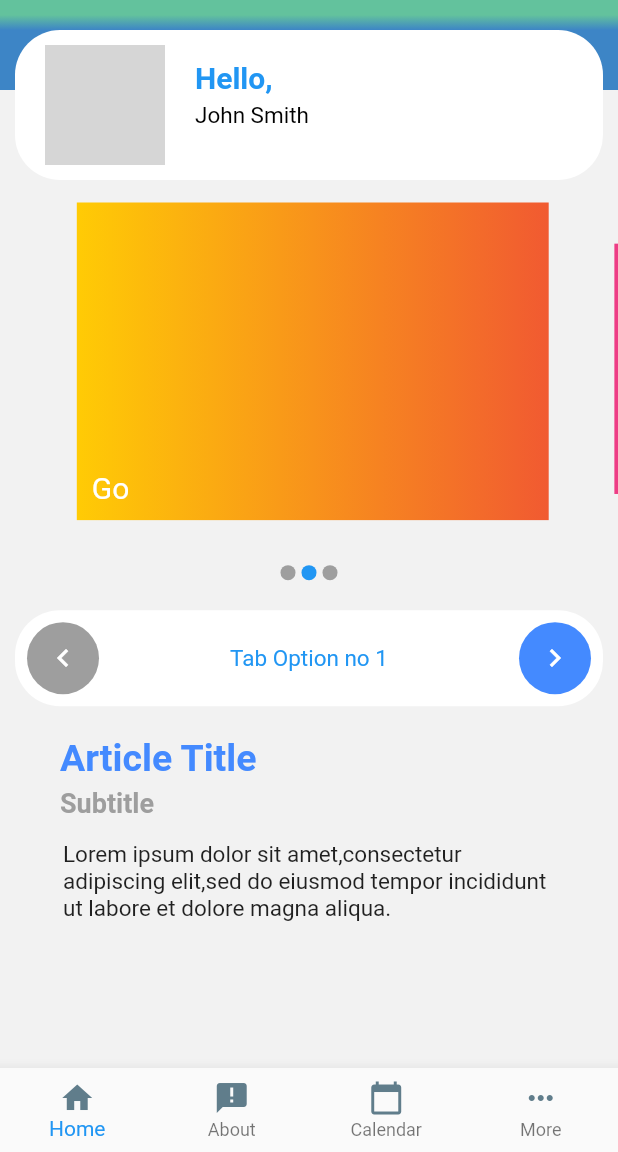
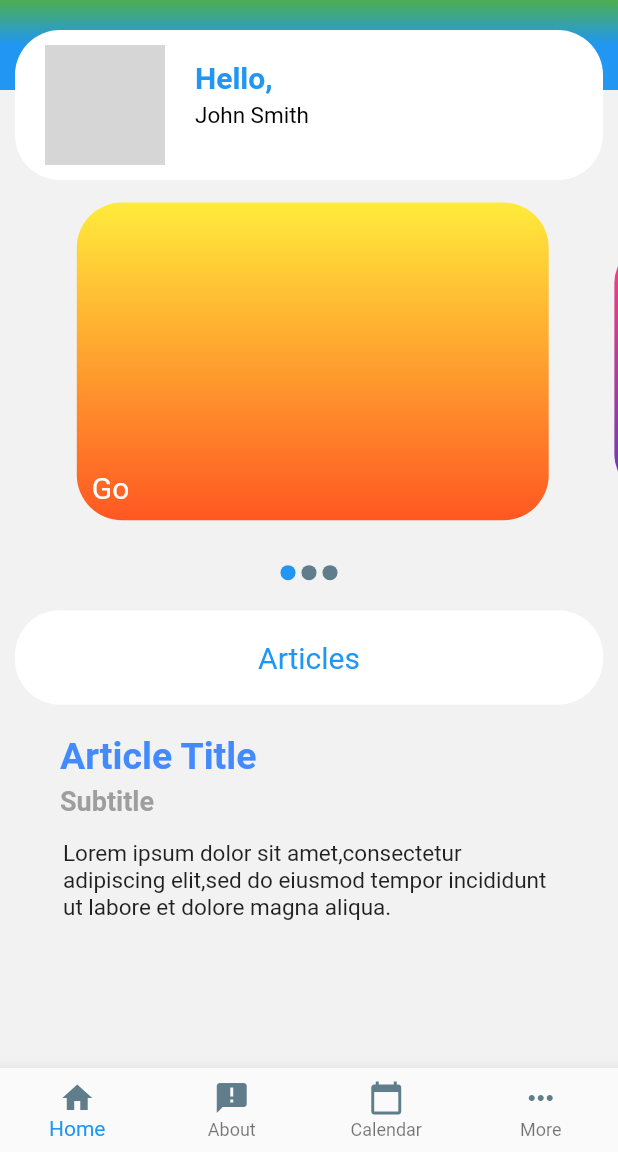
Before and after one commit to samyak1209/change_managent, a Flutter app: the References screen opened directly, after a tap on the "arrow forward" icon, on a phone screen of 412 x 824 dp, the part 84-1236 px from its top. Run offline on Flutter 3.47's test engine with Material 2 defaults, Android fonts, the phone set to English and light mode, and no system bars; drawn by our look-alikes of carousel_slider; our stand-ins replace firebase_auth, firebase_database, flutter_spinkit, video_player; accounts and stored records are empty; network calls fail; grey boxes are pictures that could not be loaded.

Commit message:
Update mainLanding.dart

```diff
--- a/lib/mainLanding.dart
+++ b/lib/mainLanding.dart
@@ -10,46 +10,58 @@ class MyApp1 extends StatefulWidget {
 
 class MyAppState extends State<MyApp1> {
   var scaffoldKey = GlobalKey<ScaffoldState>();
-  int _current = 0;
-  List imgList = [pic1(),'https://homepages.cae.wisc.edu/~ece533/images/cat.png','https://homepages.cae.wisc.edu/~ece533/images/peppers.png'];
-  List<T> map<T>(List list, Function handler) {
-    List<T> result = [];
-    for (var i = 0; i < list.length; i++) {
-      result.add(handler(i, list[i]));
-    }
-    return result;
-  }
   static Container pic1(){
     return Container(
       padding: EdgeInsets.all(10),
-      decoration: BoxDecoration(gradient: LinearGradient(
-        begin: Alignment.centerLeft,end: Alignment.centerRight,colors: [
-          Color.fromRGBO(255,203, 5, 1),
-          Color.fromRGBO(241,90, 49, 1),
-      ]
-      )),
+      decoration: BoxDecoration(
+          gradient: LinearGradient(
+            colors: [Colors.yellow, Colors.deepOrange],
+            begin: Alignment.topCenter,
+            end: Alignment.bottomCenter,
+          ),
+          borderRadius: new BorderRadius.only(
+            topLeft:  const  Radius.circular(30.0),
+            topRight: const  Radius.circular(30.0),
+            bottomLeft: const Radius.circular(30.0),
+            bottomRight: const Radius.circular(30.0),
+          )
+      ),
     );
   }
   static Container pic3(){
     return Container(
       padding: EdgeInsets.all(10),
-      decoration: BoxDecoration(gradient: LinearGradient(
-          begin: Alignment.centerLeft,end: Alignment.centerRight,colors: [
-        Color.fromRGBO(99,194, 157, 1),
-        Color.fromRGBO(0,125, 197, 1),
-      ]
-      )),
+      decoration: BoxDecoration(
+          gradient: LinearGradient(
+            colors: [Colors.green, Colors.lightBlueAccent],
+            begin: Alignment.topCenter,
+            end: Alignment.bottomCenter,
+          ),
+          borderRadius: new BorderRadius.only(
+            topLeft:  const  Radius.circular(30.0),
+            topRight: const  Radius.circular(30.0),
+            bottomLeft: const Radius.circular(30.0),
+            bottomRight: const Radius.circular(30.0),
+          )
+      ),
     );
   }
   static Container pic2(){
     return Container(
       padding: EdgeInsets.all(10),
-      decoration: BoxDecoration(gradient: LinearGradient(
-          begin: Alignment.centerLeft,end: Alignment.centerRight,colors: [
-        Color.fromRGBO(238,61, 133, 1),
-        Color.fromRGBO(105,80, 161, 1),
-      ]
-      )),
+      decoration: BoxDecoration(
+          gradient: LinearGradient(
+            colors: [Colors.pinkAccent, Colors.deepPurple],
+            begin: Alignment.topCenter,
+            end: Alignment.bottomCenter,
+          ),
+          borderRadius: new BorderRadius.only(
+            topLeft:  const  Radius.circular(30.0),
+            topRight: const  Radius.circular(30.0),
+            bottomLeft: const Radius.circular(30.0),
+            bottomRight: const Radius.circular(30.0),
+          )
+      ),
     );
   }
   Widget intro(){
@@ -159,8 +171,16 @@ class MyAppState extends State<MyApp1> {
             body: tabs[curindex]
         ));
   }
-
-  static ListView home(context){
+  int _current = 0;
+    ListView home(context){
+    List imgList = ['1','2','3'];
+    List<T> map<T>(List list, Function handler) {
+      List<T> result = [];
+      for (var i = 0; i < list.length; i++) {
+        result.add(handler(i, list[i]));
+      }
+      return result;
+    }
     final Color background = Color.fromRGBO(99,194,157, 1);
     final Color fill = Color.fromRGBO(61,133,198, 1);
     final List<Color> gradient = [
@@ -188,10 +208,7 @@ class MyAppState extends State<MyApp1> {
                     gradient: LinearGradient(
                         begin: Alignment.topCenter,
                         end: Alignment.bottomCenter,
-                      colors: <Color>[
-                        Color.fromRGBO(99,194,157, 1),
-                        Color.fromRGBO(61,133,198, 1),
-                      ])
+                        colors:  [Colors.blue, Colors.green])
                 ),
               ),     //backgroundColor: Color.fromRGBO(99,194,157, 1),
             ),
@@ -199,7 +216,7 @@ class MyAppState extends State<MyApp1> {
 
               Container(decoration: BoxDecoration(
                 gradient: LinearGradient(
-                  colors: gradient,
+                  colors:  [Colors.green, Colors.blue],
                   end: Alignment.center,
                   begin: Alignment.topCenter,
                   //stops: stops,
@@ -338,17 +355,15 @@ class MyAppState extends State<MyApp1> {
               enlargeCenterPage: true,
               aspectRatio:
               16 / 9,
-              //height: 200,
-                /*onPageChanged: (index) {
+              onPageChanged: (index) {
                   setState(() {
                     _current = index;
-                  });}*/
-
+                  });}
             ),
             SizedBox(
               height: 5,
             ),
-            /*Row(
+            Row(
               mainAxisAlignment: MainAxisAlignment.center,
               children: map<Widget>(imgList, (index, url) {
                 return Container(
@@ -361,37 +376,7 @@ class MyAppState extends State<MyApp1> {
                   ),
                 );
               }),
-            ),*/
-            Row(mainAxisAlignment: MainAxisAlignment.center,
-            children: <Widget>[
-              Container(
-                width: 10.0,
-                 height: 10.0,
-                margin: EdgeInsets.symmetric(vertical: 10.0, horizontal: 2.0),
-                 decoration: BoxDecoration(
-                  shape: BoxShape.circle,
-                  color: Colors.grey ,
             ),
-                ),
-              Container(
-                width: 10.0,
-                height: 10.0,
-                margin: EdgeInsets.symmetric(vertical: 10.0, horizontal: 2.0),
-                decoration: BoxDecoration(
-                  shape: BoxShape.circle,
-                  color: Colors.blue ,
-                ),
-              ),
-              Container(
-                width: 10.0,
-                height: 10.0,
-                margin: EdgeInsets.symmetric(vertical: 10.0, horizontal: 2.0),
-                decoration: BoxDecoration(
-                  shape: BoxShape.circle,
-                  color: Colors.grey ,
-                ),
-              ),
-            ],),
             Container(padding: EdgeInsets.only(left: 10,right: 10,top: 10,bottom: 10),
               child: Column(
                 crossAxisAlignment: CrossAxisAlignment.start,
@@ -411,10 +396,10 @@ class MyAppState extends State<MyApp1> {
                     ),
                     child: Column(
                       children: [
-                        Row(mainAxisAlignment: MainAxisAlignment.spaceBetween,
+                        /*Row(mainAxisAlignment: MainAxisAlignment.start,
                           children: [
                             //SizedBox(height: 5,),
-                            Container(
+                            *//*Container(
                               decoration: BoxDecoration(
                                 shape: BoxShape.circle,
                                 color:Colors.grey,
@@ -424,15 +409,17 @@ class MyAppState extends State<MyApp1> {
                                 onPressed: (){},
                               ),
                             ),
-
+*//*
                             //SizedBox(width: 100,),
-                            Text('Tab Option no 1',
+                            Center(
+                              child:Text('Articles',
                                 style: TextStyle(
                                   color: Colors.blue,
                                   fontSize: 15,
                                 ),),
+                            ),
                             //SizedBox(width: 100,),
-                            Container(
+                            *//*Container(
                               decoration: BoxDecoration(
                                 shape: BoxShape.circle,
                                 color:Colors.blueAccent,
@@ -441,8 +428,29 @@ class MyAppState extends State<MyApp1> {
                                 icon: Icon(Icons.navigate_next,color: Colors.white,),
                                 onPressed: (){},
                               ),
+                            ),*//*
+                          ],
+                        ),*/
+                        Container(
+                          margin: EdgeInsets.only(left: 20,right: 20),
+                          padding: EdgeInsets.all(12),
+                          decoration: new BoxDecoration(
+                              color: Colors.white,
+
+                              borderRadius: new BorderRadius.only(
+                                topLeft:  const  Radius.circular(30.0),
+                                topRight: const  Radius.circular(30.0),
+                                bottomLeft: const Radius.circular(30.0),
+                                bottomRight: const Radius.circular(30.0),
+                              )
                           ),
-                          ],
+                          child:  Center(
+                            child: Text('Articles',
+                              style: TextStyle(
+                                color: Colors.blue,
+                                fontSize: 20,
+                              ),),
+                          ),
                         ),
 
                       ],
```
Lines whose indentation alone changed are shown as unchanged.
